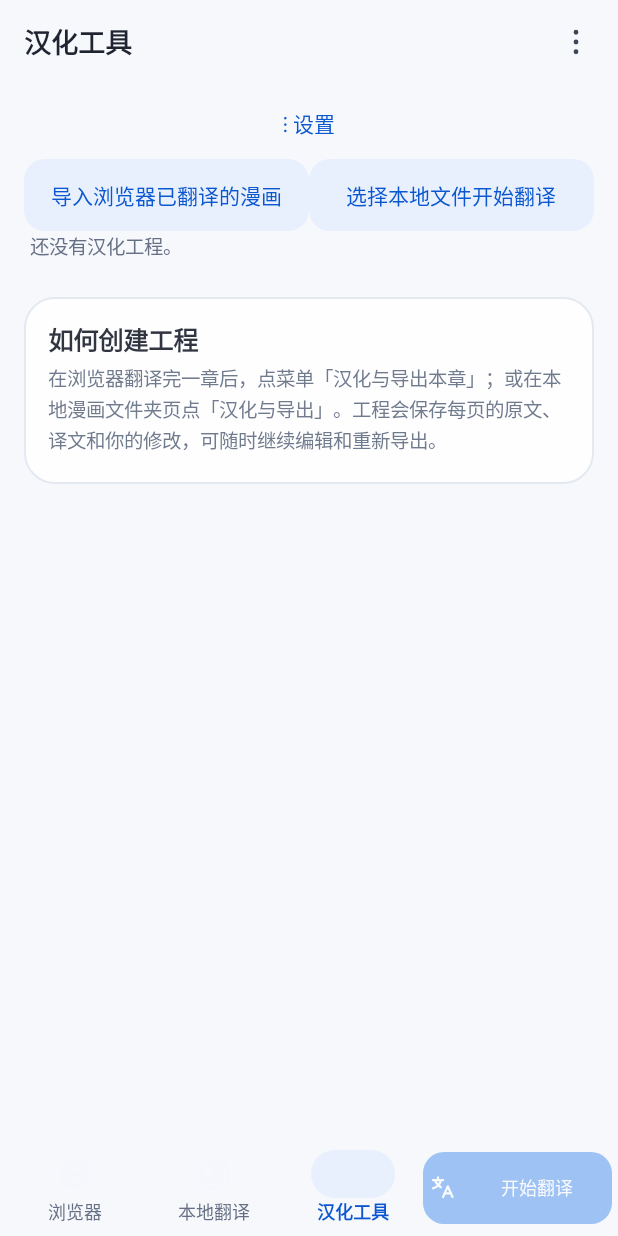
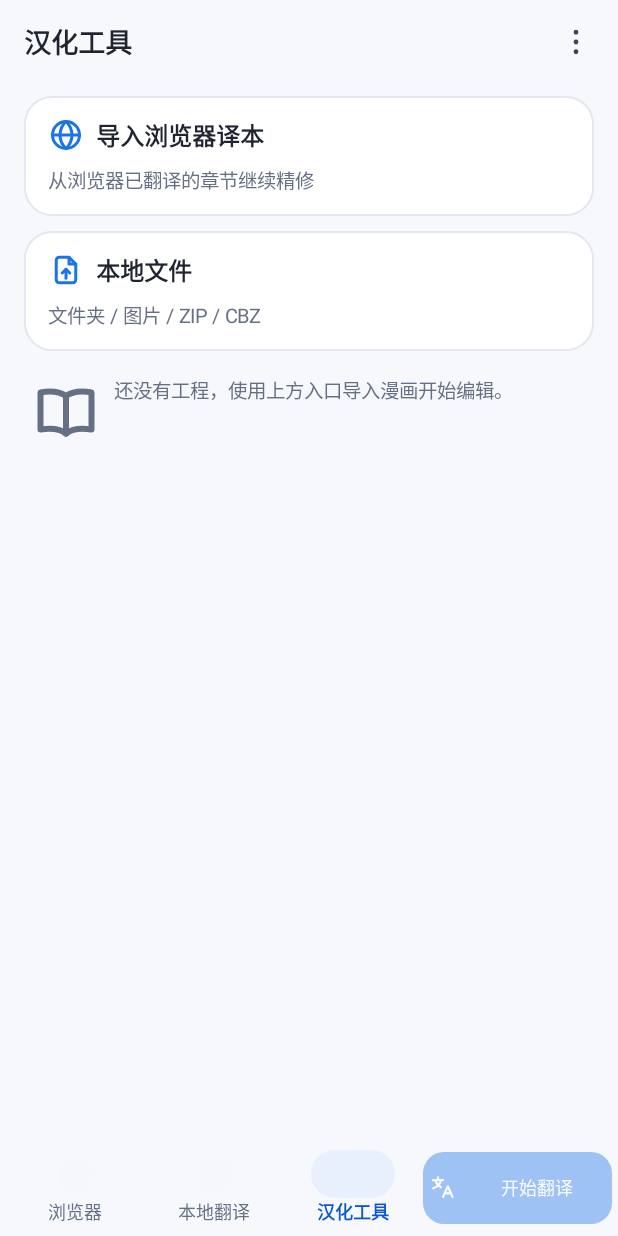
Before and after one commit to yu-hx-tom/manga-translator-android, an Android app: the ProjectListActivity screen opened directly, with no data from a screen before it, on a phone screen of 412 x 824 dp. Run offline under Robolectric (Android 15) with nearby library versions, the light colour scheme and no system bars; pictures from the network do not load.

Commit message:
1.1.0-alpha5：更新工程列表与阅读页

```diff
--- a/app/build.gradle
+++ b/app/build.gradle
@@ -7,7 +7,7 @@ android {
         minSdk 29
         targetSdk 35
         versionCode 36
-        versionName '1.1.0-alpha4'
+        versionName '1.1.0-alpha5'
         testInstrumentationRunner 'cn.local.manga.ChecksInstrumentation'
         ndk { abiFilters 'arm64-v8a', 'armeabi-v7a', 'x86_64' }
     }
--- a/app/src/main/java/cn/local/manga/ProjectListActivity.java
+++ b/app/src/main/java/cn/local/manga/ProjectListActivity.java
@@ -25,7 +25,10 @@ import java.util.concurrent.Executors;
 /** 我的汉化工程: open, export, rename or delete saved projects. */
 public final class ProjectListActivity extends ShellActivity {
     private final ExecutorService io = Executors.newSingleThreadExecutor();
-    private LinearLayout list;
+    private android.widget.ListView list;
+    private java.util.List<ComicProject> projects=new java.util.ArrayList<>();
+    private android.widget.BaseAdapter rows;
+    private TextView currentSession;
     private TextView summary;
     private boolean destroyed;
     private final ExportJob.Listener exportChanged = this::reload;
@@ -35,20 +38,14 @@ public final class ProjectListActivity extends ShellActivity {
         LinearLayout root = new LinearLayout(this); root.setOrientation(LinearLayout.VERTICAL); root.setBackgroundColor(Ui.BG);
         Ui.insets(root, 0, 0, 0, 0, false);
         root.addView(Ui.appBar(this,null,"汉化工具",null,Icons.iconButton(this,R.drawable.ic_more_vert,"页面选项",this::settings)));
-        ScrollView scroll = new ScrollView(this); scroll.setOverScrollMode(View.OVER_SCROLL_IF_CONTENT_SCROLLS);
-        LinearLayout page = new LinearLayout(this); page.setOrientation(LinearLayout.VERTICAL);
-        page.setPadding(dp(16), dp(2), dp(16), dp(24));
-        Button more=Ui.button(this,"⋮ 设置",Ui.TEXT,v->startActivity(new Intent(this,SettingsActivity.class)));page.addView(more);
-        LinearLayout sources=new LinearLayout(this); sources.addView(Ui.button(this,"导入浏览器已翻译的漫画",Ui.TONAL,v->SessionRepository.choose(this)),new LinearLayout.LayoutParams(0,-2,1)); sources.addView(Ui.button(this,"选择本地文件开始翻译",Ui.TONAL,v->LocalImport.choose(this)),new LinearLayout.LayoutParams(0,-2,1));page.addView(sources);
-        summary = Ui.text(this, "读取中…", 13, Ui.MUTED);
-        page.addView(summary, Ui.margins(this, 4, 0, 4, 8));
-        list = new LinearLayout(this); list.setOrientation(LinearLayout.VERTICAL); Ui.smoothLayout(list);
-        page.addView(list);
-        LinearLayout help = Ui.section(this, page, "如何创建工程",
-                "在浏览器翻译完一章后，点菜单「汉化与导出本章」；或在本地漫画文件夹页点「汉化与导出」。工程会保存每页的原文、译文和你的修改，可随时继续编辑和重新导出。", 16);
-        help.setAlpha(.92f);
-        scroll.addView(page);
-        root.addView(scroll, new LinearLayout.LayoutParams(-1, 0, 1));
+        LinearLayout page=new LinearLayout(this);page.setOrientation(LinearLayout.VERTICAL);page.setPadding(dp(16),dp(8),dp(16),dp(16));
+        LinearLayout web=importCard(R.drawable.ic_public,"导入浏览器译本","从浏览器已翻译的章节继续精修",()->SessionRepository.choose(this));
+        currentSession=Ui.chip(this,"当前页面",R.drawable.ic_public,Ui.INFO);currentSession.setVisibility(View.GONE);web.addView(currentSession);page.addView(web,Ui.margins(this,0,0,0,10));
+        page.addView(importCard(R.drawable.ic_upload_file,"本地文件","文件夹 / 图片 / ZIP / CBZ",()->LocalImport.choose(this)));
+        summary=Ui.text(this,"读取中…",13,Ui.MUTED);page.addView(summary,Ui.margins(this,4,16,4,8));
+        list=new android.widget.ListView(this);list.setDivider(null);list.addHeaderView(page,null,false);list.setClipToPadding(false);list.setPadding(0,0,0,dp(16));
+        rows=new android.widget.BaseAdapter(){public int getCount(){return projects.size();}public Object getItem(int i){return projects.get(i);}public long getItemId(int i){return i;}public View getView(int i,View old,android.view.ViewGroup parent){LinearLayout box=new LinearLayout(ProjectListActivity.this);box.setPadding(dp(16),0,dp(16),dp(10));box.addView(row(projects.get(i),0,null),new LinearLayout.LayoutParams(-1,-2));return box;}};
+        list.setAdapter(rows);root.addView(list,new LinearLayout.LayoutParams(-1,0,1));
         setContentView(root);
     }
 
@@ -60,42 +57,20 @@ public final class ProjectListActivity extends ShellActivity {
         ExportFlow.onActivityResult(this, request, result, data);
     }
 
-    private boolean animatedOnce;
-    private void reload() {
-        io.execute(() -> {
-            List<ComicProject> projects = ProjectStore.list(this);
-            long[] sizes = new long[projects.size()];
-            Bitmap[] covers = new Bitmap[projects.size()];
-            for (int i = 0; i < projects.size(); i++) {
-                sizes[i] = ProjectStore.size(projects.get(i));
-                java.io.File cover = ProjectStore.cover(projects.get(i));
-                if (cover.isFile()) covers[i] = BitmapFactory.decodeFile(cover.getPath());
-            }
-            runOnUiThread(() -> {
-                if (destroyed) return;
-                list.removeAllViews();
-                long total = 0; for (long size : sizes) total += size;
-                summary.setText(projects.isEmpty() ? "还没有汉化工程。" : projects.size() + " 个工程 · 共占用 " + Formatter.formatShortFileSize(this, total));
-                for (int i = 0; i < projects.size(); i++) {
-                    View row = row(projects.get(i), sizes[i], covers[i]);
-                    list.addView(row, Ui.margins(this, 0, 0, 0, 10));
-                    if (!animatedOnce && Ui.motion()) {
-                        row.setAlpha(0f); row.setTranslationY(dp(12));
-                        row.animate().alpha(1f).translationY(0).setStartDelay(50L * Math.min(i, 8)).setDuration(320).setInterpolator(Ui.EASE).start();
-                    }
-                }
-                animatedOnce = true;
-            });
-        });
+    private LinearLayout importCard(int icon,String title,String caption,Runnable action){
+        LinearLayout card=new LinearLayout(this);card.setOrientation(LinearLayout.VERTICAL);card.setPadding(dp(16),dp(14),dp(16),dp(14));card.setBackground(Ui.card(this,18));TextView heading=Ui.heading(this,title,16);Icons.setIcon(heading,icon,Ui.ACCENT,24);card.addView(heading);card.addView(Ui.text(this,caption,13,Ui.MUTED),Ui.margins(this,0,8,0,0));card.setContentDescription(title+"，"+caption);card.setOnClickListener(v->action.run());Ui.pressable(card);return card;
     }
+    @Override void settings(View anchor){Ui.Sheet sheet=Ui.sheet(this,"汉化工具");sheet.item(R.drawable.ic_settings,"设置",()->startActivity(new Intent(this,SettingsActivity.class)));sheet.item(R.drawable.ic_delete,"缓存管理",()->startActivity(new Intent(this,SettingsActivity.class).putExtra("openCache",true)));sheet.show();}
+    private int loadRevision;
+    private void reload(){int token=++loadRevision;io.execute(()->{List<ComicProject> loaded=ProjectStore.list(this);boolean hasCurrent=false;String url=SessionRepository.currentUrl==null?"":SessionRepository.currentUrl.split("#",2)[0];for(ComicProject session:SessionRepository.list(this))if(session.sourceKey.equals(url)){hasCurrent=true;break;}boolean current=hasCurrent;runOnUiThread(()->{if(destroyed||token!=loadRevision)return;projects=loaded;summary.setText(loaded.isEmpty()?"还没有工程，使用上方入口导入漫画开始编辑。":loaded.size()+" 个工程");Icons.setIcon(summary,loaded.isEmpty()?R.drawable.ic_book:R.drawable.ic_folder,Ui.MUTED,loaded.isEmpty()?48:18);currentSession.setVisibility(current?View.VISIBLE:View.GONE);rows.notifyDataSetChanged();});});}
 
     private View row(ComicProject project, long size, Bitmap cover) {
         LinearLayout row = new LinearLayout(this); row.setGravity(Gravity.CENTER_VERTICAL);
         row.setPadding(dp(10), dp(10), dp(12), dp(10));
-        row.setBackground(Ui.ripple(Ui.card(this, 18), Ui.round(this, 0xffFFFFFF, 18), 0x241A73E8));
-        FrameLayout thumbBox = new FrameLayout(this); thumbBox.setBackground(Ui.round(this, 0xffE6EBF2, 12)); Ui.roundClip(thumbBox, 12);
+        row.setBackground(Ui.ripple(Ui.card(this, 18), Ui.round(this, Ui.SURFACE, 18), Ui.RIPPLE));
+        FrameLayout thumbBox = new FrameLayout(this); thumbBox.setBackground(Ui.round(this, Ui.SURFACE_SOFT, 12)); Ui.roundClip(thumbBox, 12);
         ImageView thumb = new ImageView(this); thumb.setScaleType(ImageView.ScaleType.CENTER_CROP);
-        if (cover != null) thumb.setImageBitmap(cover);
+        ProjectCover.bind(thumb,ProjectStore.cover(project));
         thumbBox.addView(thumb, new FrameLayout.LayoutParams(-1, -1));
         row.addView(thumbBox, new LinearLayout.LayoutParams(dp(64), dp(88)));
         LinearLayout words = new LinearLayout(this); words.setOrientation(LinearLayout.VERTICAL);
@@ -103,22 +78,25 @@ public final class ProjectListActivity extends ShellActivity {
         int edited = 0; for (ComicProject.Page p : project.pages) edited += p.editedCount();
         String detail = project.pages.size() + " 页 · 已校对 " + project.reviewedCount() + (edited > 0 ? " · 修改 " + edited + " 段" : "")
                 + "\n" + (project.updated > 0 ? DateUtils.getRelativeTimeSpanString(project.updated, System.currentTimeMillis(), DateUtils.MINUTE_IN_MILLIS) + " 编辑 · " : "")
-                + Formatter.formatShortFileSize(this, size);
-        TextView info = Ui.text(this, detail, 12, 0xff8790A0);
+                + "";
+        TextView info = Ui.text(this, detail, 12, Ui.MUTED);
         words.addView(name); words.addView(info, Ui.margins(this, 0, 4, 0, 0));
         String export = ExportJob.status(project);
         if (!export.isEmpty()) { TextView status = Ui.text(this, export, 12, Ui.ACCENT_DEEP); status.setMaxLines(2); words.addView(status, Ui.margins(this, 0, 4, 0, 0)); }
+        boolean failed=false;for(ComicProject.Page page:project.pages)if("failed".equals(page.status)){failed=true;break;}
+        boolean translating=TranslationTaskManager.running()&&TranslationTaskManager.owner.equals("project:"+project.id);
+        if(translating||failed||!project.pages.isEmpty()&&project.reviewedCount()==project.pages.size())words.addView(Ui.chip(this,translating?"翻译中":failed?"有失败页":"已全部校对",translating?R.drawable.ic_translate:failed?R.drawable.ic_error:R.drawable.ic_check_circle,translating?Ui.INFO:failed?Ui.NEGATIVE:Ui.POSITIVE),Ui.margins(this,0,6,0,0));
         // Reviewed progress as a slim bar.
-        View track = new View(this); track.setBackground(Ui.round(this, 0xffE8EEF8, 2));
+        View track = new View(this); track.setBackground(Ui.round(this, Ui.INFO_SOFT, 2));
         FrameLayout bar = new FrameLayout(this); bar.addView(track, new FrameLayout.LayoutParams(-1, dp(4)));
-        View fill = new View(this); fill.setBackground(Ui.round(this, 0xff137333, 2));
+        View fill = new View(this); fill.setBackground(Ui.round(this, Ui.SUCCESS, 2));
         float ratio = project.pages.isEmpty() ? 0 : project.reviewedCount() / (float) project.pages.size();
         bar.addView(fill, new FrameLayout.LayoutParams(0, dp(4)));
         bar.post(() -> { fill.getLayoutParams().width = Math.round(bar.getWidth() * ratio); fill.requestLayout(); });
         words.addView(bar, Ui.margins(this, 0, 8, 0, 0));
         LinearLayout.LayoutParams wordsParams = new LinearLayout.LayoutParams(0, -2, 1); wordsParams.leftMargin = dp(12);
         row.addView(words, wordsParams);
-        row.addView(Ui.text(this, "›", 22, 0xffA8B2C2));
+        row.addView(Icons.iconButton(this,R.drawable.ic_more_vert,"管理 "+project.title,v->manage(project)),new LinearLayout.LayoutParams(dp(48),dp(48)));
         Ui.pressable(row);
         row.setOnClickListener(v -> startActivity(ProjectReaderActivity.intent(this, project.id, 2)));
         row.setOnLongClickListener(v -> { manage(project); return true; });
@@ -127,7 +105,7 @@ public final class ProjectListActivity extends ShellActivity {
 
     private void manage(ComicProject project) {
         if(TranslationTaskManager.running()&&TranslationTaskManager.owner.equals("project:"+project.id)){android.widget.Toast.makeText(this,"请先停止该工程的翻译",0).show();return;}
-        new AlertDialog.Builder(this).setTitle(project.title).setItems(new String[]{"打开编辑", "导出…", "重命名", "删除工程"}, (d, which) -> {
+        Ui.Sheet menu=Ui.sheet(this,project.title);String[] labels={"打开编辑","导出","重命名","删除工程"};int[] icons={R.drawable.ic_edit_note,R.drawable.ic_ios_share,R.drawable.ic_edit,R.drawable.ic_delete};for(int n=0;n<labels.length;n++){final int which=n;menu.item(icons[n],labels[n],()->{
             if (which == 0) startActivity(ProjectReaderActivity.intent(this, project.id, 2));
             else if (which == 1) ExportFlow.show(this, project, () -> {});
             else if (which == 2) {
@@ -144,7 +122,7 @@ public final class ProjectListActivity extends ShellActivity {
                         if (ExportJob.running(project)||TranslationTaskManager.owner.equals("project:"+project.id)&&TranslationTaskManager.running()) { summary.setText("该工程正在导出，完成后再删除。"); return; }
                         io.execute(() -> { ProjectStore.delete(project); runOnUiThread(this::reload); });
                     }).show();
-        }).show();
+        });}menu.show();
     }
 
     private int dp(float value) { return Ui.dp(this, value); }
--- a/app/src/main/java/cn/local/manga/SettingsActivity.java
+++ b/app/src/main/java/cn/local/manga/SettingsActivity.java
@@ -64,6 +64,7 @@ public final class SettingsActivity extends ShellActivity {
         LinearLayout.LayoutParams cancelParams=new LinearLayout.LayoutParams(0,-2,1);cancelParams.leftMargin=dp(8);footerActions.addView(cancel,cancelParams);
         footer.addView(footerActions,Ui.margins(this,0,8,0,0));
         shell.addView(footer,new LinearLayout.LayoutParams(-1,-2));setContentView(shell);
+        if(getIntent().getBooleanExtra("openCache",false))getWindow().getDecorView().post(this::clearDrafts);
         label(page,"常用设置在前，高级参数默认收起。修改后点底部「保存并使用」；返回时保留正在阅读的章节。",13);
 
         LinearLayout connection=Ui.section(this,page,"① 连接接口",null,8);
```
Also changed, not shown: app/src/main/java/cn/local/manga/ProjectReaderActivity.java (+23 -27 lines), app/src/main/java/cn/local/manga/QuickPageRail.java (added, +24 -0 lines), app/src/main/java/cn/local/manga/SessionRepository.java (+3 -5 lines), 2 other files.
